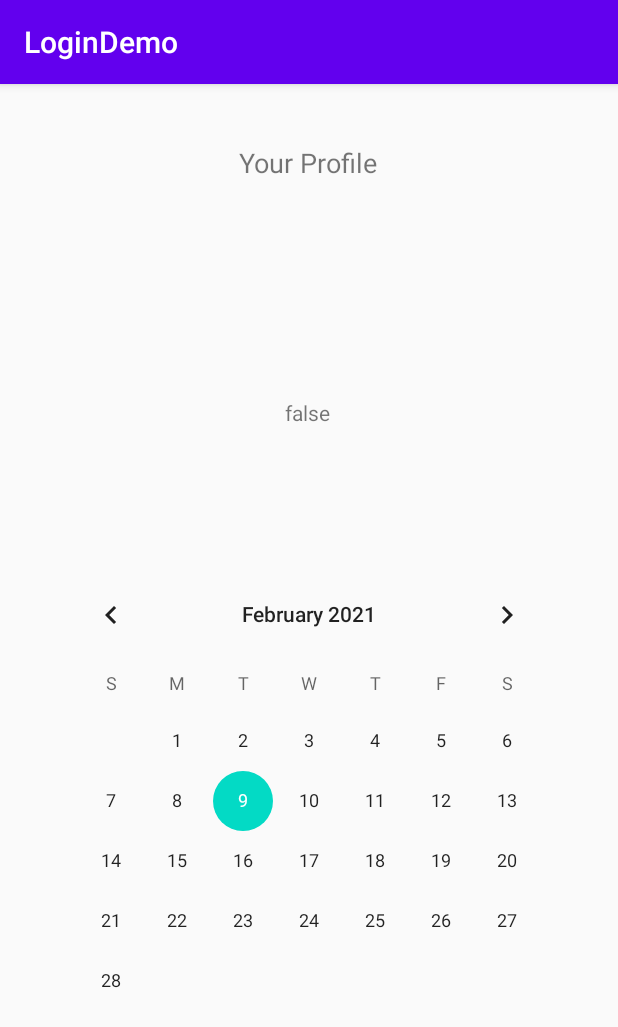
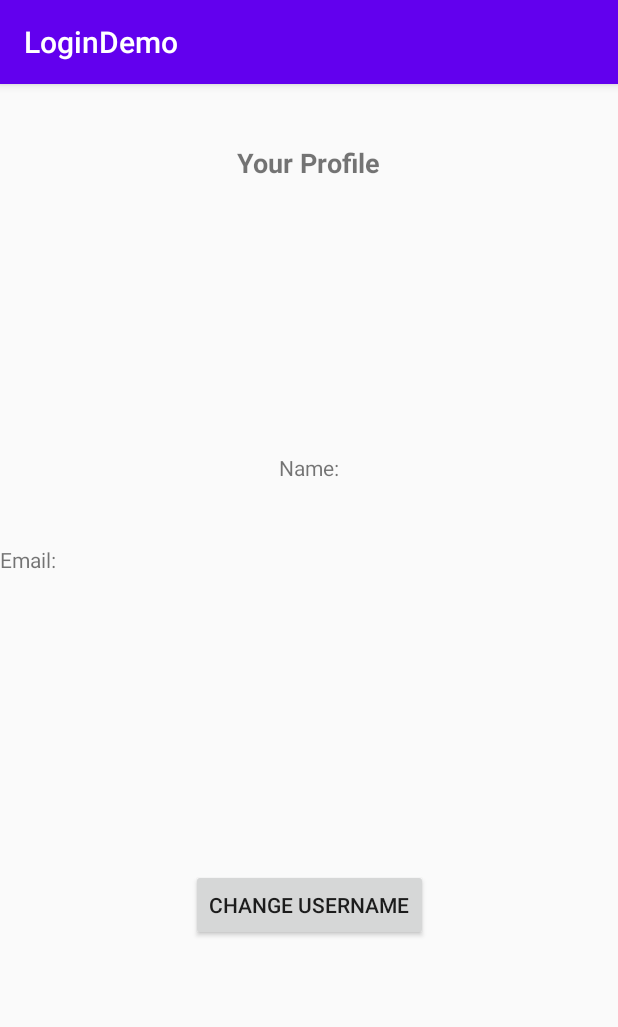
Before and after one commit to mhmnal/gp6, an Android app: the ViewProfile screen opened directly, with no data from a screen before it, on a phone screen of 412 x 824 dp. Shown: the top 1027 px of the screen. Run offline under Robolectric (Android 15) with nearby library versions, the phone set to English and light mode, and no system bars; our stand-ins replace Firebase (no records; nobody signed in at launch, a user with empty details on screens opened directly).

Commit message:
change username

```diff
--- a/app/src/main/AndroidManifest.xml
+++ b/app/src/main/AndroidManifest.xml
@@ -9,7 +9,8 @@
         android:roundIcon="@mipmap/ic_launcher_round"
         android:supportsRtl="true"
         android:theme="@style/Theme.LoginDemo">
-        <activity android:name=".ViewProfile"></activity>
+        <activity android:name=".ChangeUsername"></activity>
+        <activity android:name=".ViewProfile" />
         <activity android:name=".ForgotPasswordActivity" />
         <activity android:name=".MainActivity2" />
         <activity android:name=".RegistrationActivity" />
--- a/app/src/main/java/com/example/logindemo/ViewProfile.java
+++ b/app/src/main/java/com/example/logindemo/ViewProfile.java
@@ -1,14 +1,57 @@
 package com.example.logindemo;
 
+import androidx.annotation.NonNull;
 import androidx.appcompat.app.AppCompatActivity;
 
 import android.os.Bundle;
+import android.widget.Button;
+import android.widget.ImageView;
+import android.widget.TextView;
+
+import com.google.firebase.auth.FirebaseAuth;
+import com.google.firebase.database.DataSnapshot;
+import com.google.firebase.database.DatabaseError;
+import com.google.firebase.database.DatabaseReference;
+import com.google.firebase.database.FirebaseDatabase;
+import com.google.firebase.database.ValueEventListener;
 
 public class ViewProfile extends AppCompatActivity {
+
+    private ImageView profilepicture;
+    private TextView profilename, profileemail;
+    private Button changeusername;
+    private FirebaseAuth firebaseAuth;
+    private FirebaseDatabase firebaseDatabase;
+
 
     @Override
     protected void onCreate(Bundle savedInstanceState) {
         super.onCreate(savedInstanceState);
         setContentView(R.layout.activity_view_profile);
+
+        profilepicture = findViewById(R.id.img_profilepicture);
+        profilename = findViewById(R.id.txt_username);
+        profileemail = findViewById(R.id.txt_useremail);
+        changeusername = findViewById(R.id.btn_changuserename);
+
+        firebaseAuth = FirebaseAuth.getInstance();
+        firebaseDatabase = FirebaseDatabase.getInstance();
+
+        DatabaseReference databaseReference = firebaseDatabase.getReference(firebaseAuth.getUid());
+
+        databaseReference.addValueEventListener(new ValueEventListener() {
+            @Override
+            public void onDataChange(@NonNull DataSnapshot snapshot) {
+
+
+
+            }
+
+            @Override
+            public void onCancelled(@NonNull DatabaseError error) {
+
+            }
+        });
+
     }
 }
--- a/app/src/main/res/layout/activity_view_profile.xml
+++ b/app/src/main/res/layout/activity_view_profile.xml
@@ -7,17 +7,16 @@
     tools:context=".ViewProfile">
 
     <TextView
-        android:id="@+id/txt_welcome"
+        android:id="@+id/txt_username"
         android:layout_width="wrap_content"
         android:layout_height="wrap_content"
         android:layout_marginBottom="296dp"
-        android:text="@+id/et_username"
+        android:text="Name:"
         app:layout_constraintBottom_toBottomOf="parent"
         app:layout_constraintEnd_toEndOf="parent"
-        app:layout_constraintHorizontal_bias="0.498"
         app:layout_constraintStart_toStartOf="parent"
         app:layout_constraintTop_toBottomOf="@+id/img_profilepicture"
-        app:layout_constraintVertical_bias="0.252" />
+        app:layout_constraintVertical_bias="0.365" />
 
     <ImageView
         android:id="@+id/img_profilepicture"
@@ -31,21 +30,13 @@
         app:layout_constraintVertical_bias="0.089"
         tools:srcCompat="@tools:sample/avatars" />
 
-    <CalendarView
-        android:id="@+id/calendarView"
-        android:layout_width="wrap_content"
-        android:layout_height="wrap_content"
-        app:layout_constraintBottom_toBottomOf="parent"
-        app:layout_constraintEnd_toEndOf="parent"
-        app:layout_constraintStart_toStartOf="parent"
-        app:layout_constraintTop_toTopOf="@+id/txt_welcome" />
-
     <TextView
         android:id="@+id/txt_profile"
         android:layout_width="wrap_content"
         android:layout_height="wrap_content"
         android:text="Your Profile"
         android:textSize="18sp"
+        android:textStyle="bold"
         app:layout_constraintBottom_toBottomOf="parent"
         app:layout_constraintEnd_toEndOf="parent"
         app:layout_constraintHorizontal_bias="0.498"
@@ -53,4 +44,24 @@
         app:layout_constraintTop_toTopOf="parent"
         app:layout_constraintVertical_bias="0.054" />
 
+    <TextView
+        android:id="@+id/txt_useremail"
+        android:layout_width="wrap_content"
+        android:layout_height="wrap_content"
+        android:text="Email:"
+        app:layout_constraintBottom_toBottomOf="parent"
+        app:layout_constraintTop_toBottomOf="@+id/txt_username"
+        app:layout_constraintVertical_bias="0.087"
+        tools:layout_editor_absoluteX="186dp" />
+
+    <Button
+        android:id="@+id/btn_changuserename"
+        android:layout_width="wrap_content"
+        android:layout_height="wrap_content"
+        android:text="Change Username"
+        app:layout_constraintBottom_toBottomOf="parent"
+        app:layout_constraintEnd_toEndOf="parent"
+        app:layout_constraintStart_toStartOf="parent"
+        app:layout_constraintTop_toBottomOf="@+id/txt_useremail" />
+
 </androidx.constraintlayout.widget.ConstraintLayout>
```
Also changed, not shown: app/src/main/java/com/example/logindemo/ChangeUsername.java (added, +67 -0 lines), app/src/main/res/layout/activity_change_username.xml (added, +35 -0 lines).
